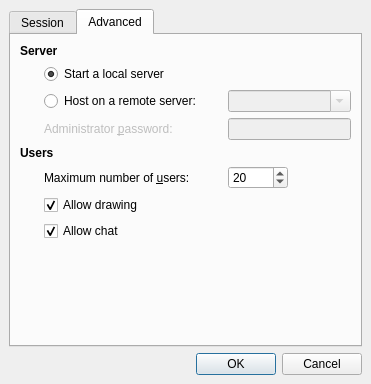
drawpile/Drawpile, file src/client/ui/hostdialog.ui: the form before one commit.
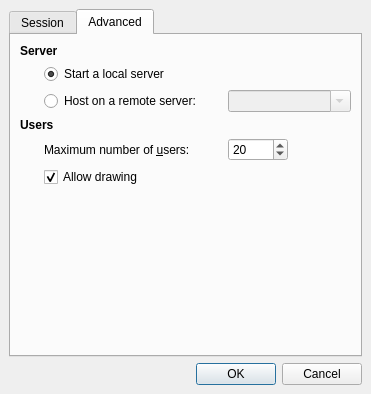
The form after the commit. The open tabs and pages were chosen to show the change. Icons and pictures are not drawn. Custom widgets are drawn as their Qt base class.

What changed in the file:
```diff
--- a/src/client/ui/hostdialog.ui
+++ b/src/client/ui/hostdialog.ui
@@ -9,7 +9,7 @@
     <x>0</x>
     <y>0</y>
     <width>371</width>
-    <height>384</height>
+    <height>394</height>
    </rect>
   </property>
   <property name="windowTitle" >
@@ -412,12 +412,6 @@
        <string>Advanced</string>
       </attribute>
       <layout class="QVBoxLayout" >
-       <property name="margin" >
-        <number>9</number>
-       </property>
-       <property name="spacing" >
-        <number>6</number>
-       </property>
        <item>
         <widget class="QLabel" name="label_8" >
          <property name="font" >
@@ -433,12 +427,38 @@
        </item>
        <item>
         <layout class="QGridLayout" >
-         <property name="margin" >
-          <number>0</number>
-         </property>
-         <property name="spacing" >
-          <number>6</number>
-         </property>
+         <item row="0" column="1" >
+          <widget class="QRadioButton" name="uselocal" >
+           <property name="minimumSize" >
+            <size>
+             <width>178</width>
+             <height>0</height>
+            </size>
+           </property>
+           <property name="text" >
+            <string>Start a local server</string>
+           </property>
+           <property name="checked" >
+            <bool>true</bool>
+           </property>
+          </widget>
+         </item>
+         <item row="1" column="0" >
+          <spacer>
+           <property name="orientation" >
+            <enum>Qt::Horizontal</enum>
+           </property>
+           <property name="sizeType" >
+            <enum>QSizePolicy::Fixed</enum>
+           </property>
+           <property name="sizeHint" >
+            <size>
+             <width>24</width>
+             <height>20</height>
+            </size>
+           </property>
+          </spacer>
+         </item>
          <item row="1" column="1" >
           <widget class="QRadioButton" name="useremote" >
            <property name="text" >
@@ -462,64 +482,6 @@
            </property>
           </widget>
          </item>
-         <item row="0" column="1" >
-          <widget class="QRadioButton" name="uselocal" >
-           <property name="minimumSize" >
-            <size>
-             <width>178</width>
-             <height>0</height>
-            </size>
-           </property>
-           <property name="text" >
-            <string>Start a local server</string>
-           </property>
-           <property name="checked" >
-            <bool>true</bool>
-           </property>
-          </widget>
-         </item>
-         <item row="1" column="0" >
-          <spacer>
-           <property name="orientation" >
-            <enum>Qt::Horizontal</enum>
-           </property>
-           <property name="sizeType" >
-            <enum>QSizePolicy::Fixed</enum>
-           </property>
-           <property name="sizeHint" >
-            <size>
-             <width>24</width>
-             <height>20</height>
-            </size>
-           </property>
-          </spacer>
-         </item>
-         <item row="2" column="2" >
-          <widget class="QLineEdit" name="adminpassword" >
-           <property name="enabled" >
-            <bool>false</bool>
-           </property>
-           <property name="toolTip" >
-            <string>Administrator password for the remote server</string>
-           </property>
-           <property name="echoMode" >
-            <enum>QLineEdit::Password</enum>
-           </property>
-          </widget>
-         </item>
-         <item row="2" column="1" >
-          <widget class="QLabel" name="label_9" >
-           <property name="enabled" >
-            <bool>false</bool>
-           </property>
-           <property name="text" >
-            <string>Administrator &amp;password:</string>
-           </property>
-           <property name="buddy" >
-            <cstring>adminpassword</cstring>
-           </property>
-          </widget>
-         </item>
         </layout>
        </item>
        <item>
@@ -537,35 +499,19 @@
        </item>
        <item>
         <layout class="QGridLayout" >
-         <property name="margin" >
-          <number>0</number>
-         </property>
-         <property name="spacing" >
-          <number>6</number>
-         </property>
-         <item row="1" column="0" >
-          <spacer>
-           <property name="orientation" >
-            <enum>Qt::Horizontal</enum>
-           </property>
-           <property name="sizeType" >
-            <enum>QSizePolicy::Fixed</enum>
-           </property>
-           <property name="sizeHint" >
+         <item row="0" column="1" >
+          <widget class="QLabel" name="label_11" >
+           <property name="minimumSize" >
             <size>
-             <width>24</width>
-             <height>20</height>
+             <width>178</width>
+             <height>0</height>
             </size>
            </property>
-          </spacer>
-         </item>
-         <item row="2" column="1" >
-          <widget class="QCheckBox" name="allowchat" >
            <property name="text" >
-            <string>Allow chat</string>
+            <string>Maximum number of &amp;users:</string>
            </property>
-           <property name="checked" >
-            <bool>true</bool>
+           <property name="buddy" >
+            <cstring>userlimit</cstring>
            </property>
           </widget>
          </item>
@@ -588,6 +534,35 @@
            </property>
           </widget>
          </item>
+         <item row="0" column="3" >
+          <spacer>
+           <property name="orientation" >
+            <enum>Qt::Horizontal</enum>
+           </property>
+           <property name="sizeHint" >
+            <size>
+             <width>40</width>
+             <height>20</height>
+            </size>
+           </property>
+          </spacer>
+         </item>
+         <item row="1" column="0" >
+          <spacer>
+           <property name="orientation" >
+            <enum>Qt::Horizontal</enum>
+           </property>
+           <property name="sizeType" >
+            <enum>QSizePolicy::Fixed</enum>
+           </property>
+           <property name="sizeHint" >
+            <size>
+             <width>24</width>
+             <height>20</height>
+            </size>
+           </property>
+          </spacer>
+         </item>
          <item row="1" column="1" >
           <widget class="QCheckBox" name="allowdrawing" >
            <property name="text" >
@@ -598,35 +573,6 @@
            </property>
           </widget>
          </item>
-         <item row="0" column="1" >
-          <widget class="QLabel" name="label_11" >
-           <property name="minimumSize" >
-            <size>
-             <width>178</width>
-             <height>0</height>
-            </size>
-           </property>
-           <property name="text" >
-            <string>Maximum number of &amp;users:</string>
-           </property>
-           <property name="buddy" >
-            <cstring>userlimit</cstring>
-           </property>
-          </widget>
-         </item>
-         <item row="0" column="3" >
-          <spacer>
-           <property name="orientation" >
-            <enum>Qt::Horizontal</enum>
-           </property>
-           <property name="sizeHint" >
-            <size>
-             <width>40</width>
-             <height>20</height>
-            </size>
-           </property>
-          </spacer>
-         </item>
         </layout>
        </item>
        <item>
```
Left out of the diff: 225 changed lines with no effect on the pictures.
